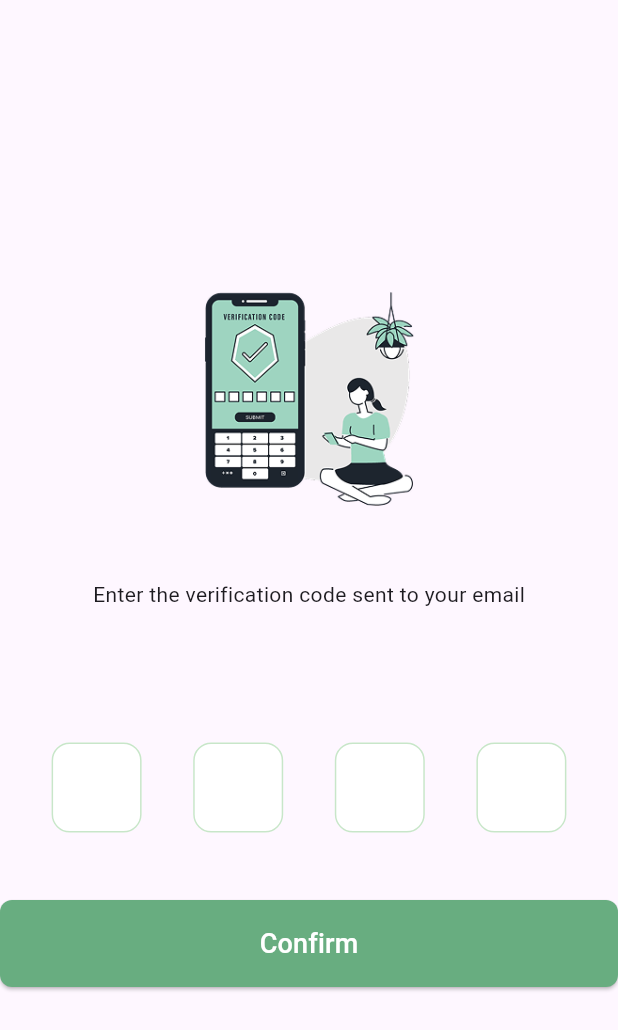
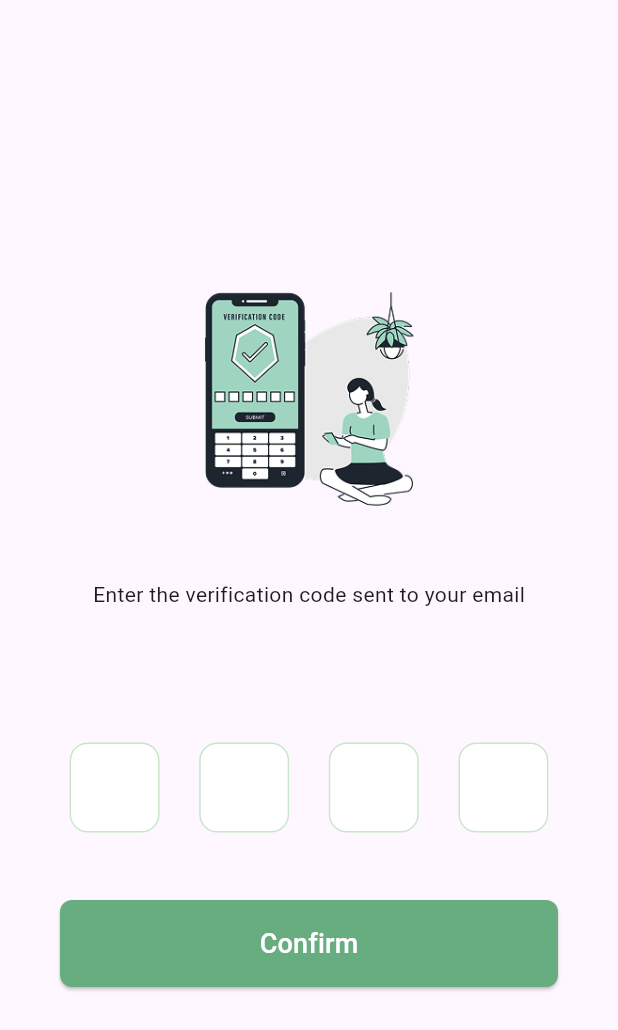
Before and after one commit to gadooo/ZadMobileApp, a Flutter app: the VirefiyCode screen opened directly, on a phone screen of 412 x 824 dp. Shown: the top 1030 px of the screen. Run offline on Flutter 3.47's test engine with Material 3 defaults, Android fonts, the phone set to English and light mode, and no system bars; our stand-ins replace font_awesome_flutter, shared_preferences; accounts and stored records are empty; network calls fail; Roboto replaces fonts that are missing (Roboto Flex).

Commit message:
complet forget passwaord ui

```diff
--- a/lib/main.dart
+++ b/lib/main.dart
@@ -3,6 +3,7 @@ import 'package:font_awesome_flutter/font_awesome_flutter.dart';
 import 'package:zad/screens/CategoryPage.dart';
 import 'package:zad/screens/ForgetPassword.dart';
 import 'package:zad/screens/HomePage.dart';
+import 'package:zad/screens/SetLocationOne.dart';
 import 'package:zad/screens/login_screen.dart';
 import 'package:zad/screens/register_screen.dart';
 import 'package:zad/widgets/ProductCard.dart';
@@ -20,7 +21,7 @@ class MyApp extends StatelessWidget {
     return const MaterialApp(
       debugShowCheckedModeBanner: false,
       title: "Zad",
-      home: LoginPage(),
+      home: SetLocationOne(),
     );
   }
 }
--- a/lib/screens/ForgetPassword.dart
+++ b/lib/screens/ForgetPassword.dart
@@ -1,5 +1,5 @@
 import 'package:flutter/material.dart';
-import 'package:zad/screens/VirefiyCode.dart';
+import 'package:zad/screens/VirefiyCodePage.dart';
 import 'package:zad/widgets/CustomButtom.dart';
 import 'package:zad/widgets/CustomTextFilde.dart';
 
--- a/lib/screens/VirefiyCode.dart
+++ /dev/null
@@ -1,42 +0,0 @@
-// ignore: file_names
-import 'package:flutter/material.dart';
-import 'package:zad/screens/login_screen.dart';
-import 'package:zad/widgets/CustomButtom.dart';
-
-import '../widgets/VirefiyCodeWidget.dart';
-
-class VirefiyCode extends StatefulWidget {
-  const VirefiyCode({super.key});
-
-  @override
-  // ignore: library_private_types_in_public_api
-  _VirefiyCodeState createState() => _VirefiyCodeState();
-}
-
-class _VirefiyCodeState extends State<VirefiyCode> {
-  @override
-  Widget build(BuildContext context) {
-    return Scaffold(
-        body: SafeArea(
-            child: Column(
-                mainAxisAlignment: MainAxisAlignment.center,
-                crossAxisAlignment: CrossAxisAlignment.center,
-                children: [
-          Image.asset("lib/images/virefiyCode.png", width: 200, height: 200),
-          const SizedBox(height: 20),
-          const Text("Enter the verification code sent to your email",
-              style: TextStyle(fontFamily: "Roboto Flex")),
-          const SizedBox(height: 89),
-          OtpInput(),
-          const SizedBox(height: 45),
-          CustomButton(
-            // have to navigate to change password page
-            onPressed: () {
-              Navigator.pushReplacement(context,
-                  MaterialPageRoute(builder: (context) => const LoginPage()));
-            },
-            text: "Confirm",
-          ),
-        ])));
-  }
-}
--- /dev/null
+++ b/lib/screens/VirefiyCodePage.dart
@@ -0,0 +1,51 @@
+// ignore: file_names
+import 'package:flutter/material.dart';
+import 'package:zad/screens/ChangePasswordPage.dart';
+import 'package:zad/screens/login_screen.dart';
+import 'package:zad/widgets/CustomButtom.dart';
+
+import '../widgets/VirefiyCodeWidget.dart';
+
+class VirefiyCode extends StatefulWidget {
+  const VirefiyCode({super.key});
+
+  @override
+  // ignore: library_private_types_in_public_api
+  _VirefiyCodeState createState() => _VirefiyCodeState();
+}
+
+class _VirefiyCodeState extends State<VirefiyCode> {
+  @override
+  Widget build(BuildContext context) {
+    return Scaffold(
+        body: Container(
+            padding: EdgeInsets.only(left: 20, right: 20),
+            child: Column(
+                mainAxisAlignment: MainAxisAlignment.center,
+                crossAxisAlignment: CrossAxisAlignment.center,
+                children: [
+                  Image.asset("lib/images/virefiyCode.png",
+                      width: 200, height: 200),
+                  const SizedBox(height: 20),
+                  const Text("Enter the verification code sent to your email",
+                      style: TextStyle(fontFamily: "Roboto Flex")),
+                  const SizedBox(height: 89),
+                  const OtpInput(),
+                  const SizedBox(height: 45),
+                  Container(
+                    padding: const EdgeInsets.only(left: 20, right: 20),
+                    child: CustomButton(
+                      // have to navigate to change password page
+                      onPressed: () {
+                        Navigator.pushReplacement(
+                            context,
+                            MaterialPageRoute(
+                                builder: (context) =>
+                                    const ChangePasswordPage()));
+                      },
+                      text: "Confirm",
+                    ),
+                  ),
+                ])));
+  }
+}
--- a/lib/widgets/CustomButtom.dart
+++ b/lib/widgets/CustomButtom.dart
@@ -3,12 +3,16 @@ import 'package:flutter/material.dart';
 class CustomButton extends StatelessWidget {
   final String text;
   final VoidCallback onPressed;
+  final Color? color;
+  final Color? textColor; // Add this line to include the text color
 
   const CustomButton({
-    Key? key,
+    super.key,
     required this.text,
     required this.onPressed,
-  }) : super(key: key);
+    this.color,
+    this.textColor,
+  });
 
   @override
   Widget build(BuildContext context) {
@@ -17,7 +21,7 @@ class CustomButton extends StatelessWidget {
       child: ElevatedButton(
         onPressed: onPressed,
         style: ElevatedButton.styleFrom(
-          backgroundColor: const Color(0xFF68AD80),
+          backgroundColor: color ?? Color(0xFF68AD80),
           padding: const EdgeInsets.symmetric(vertical: 16),
           shape: RoundedRectangleBorder(
             borderRadius: BorderRadius.circular(8),
@@ -25,7 +29,7 @@ class CustomButton extends StatelessWidget {
         ),
         child: Text(
           text,
-          style: const TextStyle(fontSize: 18, color: Colors.white),
+          style: TextStyle(fontSize: 18, color: textColor ?? Colors.white),
         ),
       ),
     );
--- a/lib/widgets/CustomTextFilde.dart
+++ b/lib/widgets/CustomTextFilde.dart
@@ -5,6 +5,7 @@ class CustomTextField extends StatelessWidget {
   final String hintText;
   final bool obscureText;
   final TextEditingController controller;
+  final Widget? sufix; // Add this line to include the prefix widget
 
   const CustomTextField({
     Key? key,
@@ -12,6 +13,7 @@ class CustomTextField extends StatelessWidget {
     required this.hintText,
     this.obscureText = false,
     required this.controller,
+    this.sufix,
   }) : super(key: key);
 
   @override
@@ -20,6 +22,7 @@ class CustomTextField extends StatelessWidget {
       controller: controller,
       obscureText: obscureText,
       decoration: InputDecoration(
+        suffixIcon: sufix,
         labelText: labelText,
         hintText: hintText,
         hintStyle: const TextStyle(color: Colors.grey),
```
Also changed, not shown: lib/screens/ChangePasswordPage.dart (added, +80 -0 lines), lib/screens/SetLocationOne.dart (added, +62 -0 lines), lib/widgets/ConfirmWidget.dart (added, +38 -0 lines), lib/widgets/CustomAppBar.dart (+9 -18 lines), lib/images/cahgePassword.png (added), lib/images/loc.png (added), lib/images/location.png (added).
